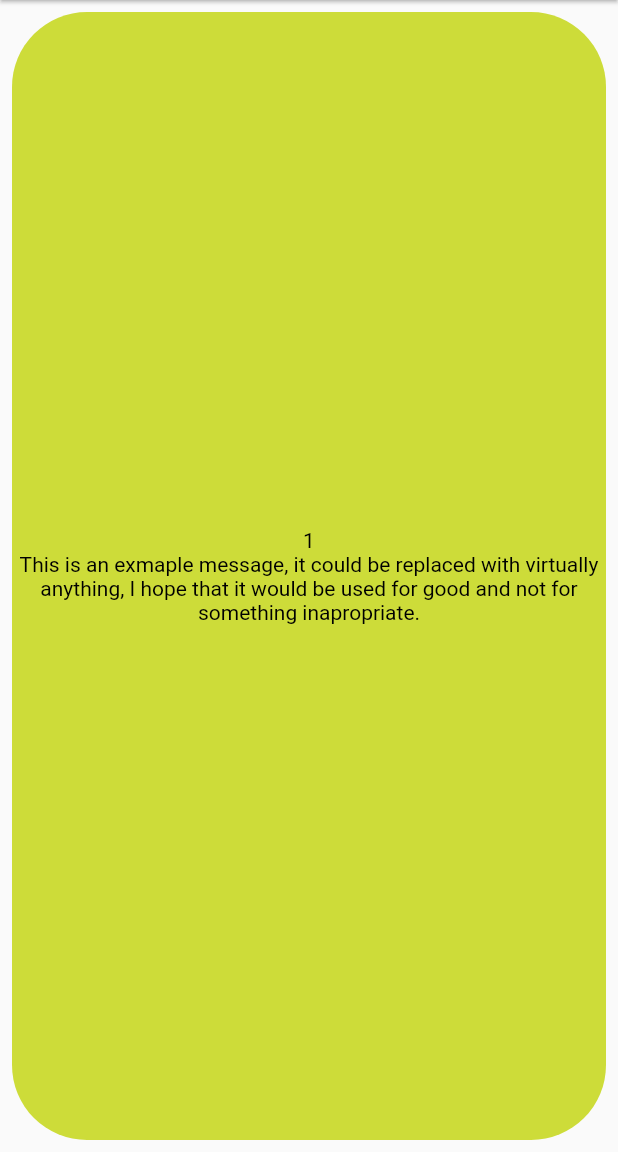
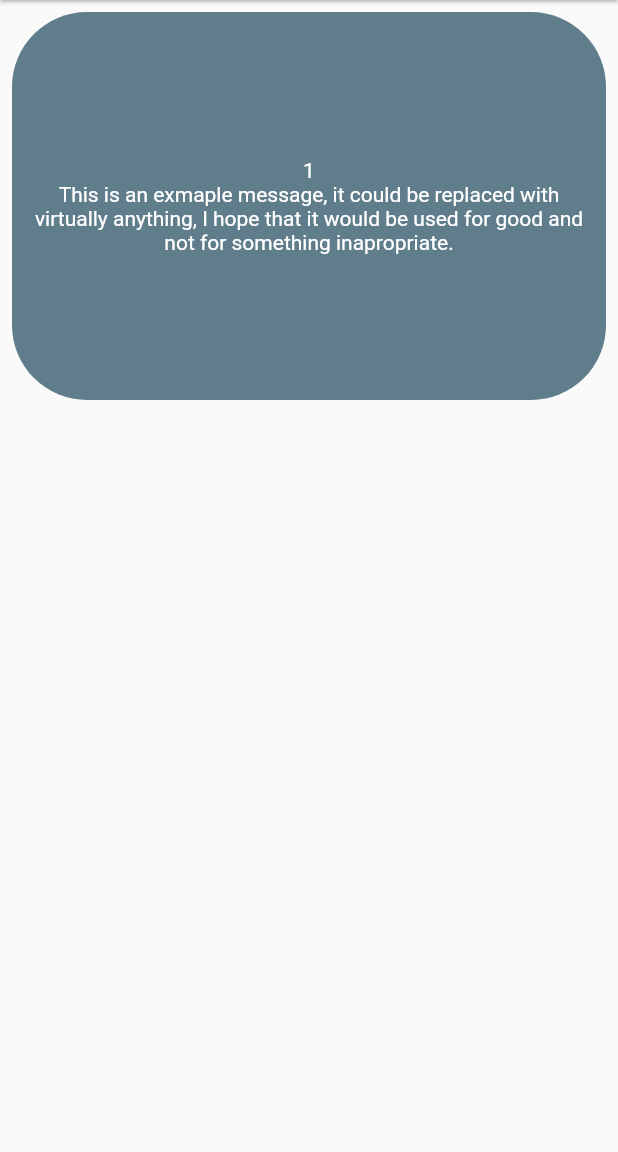
Before and after one commit to Berk-Akarcalioglu/smartclassPlusPlus-mySEV, a Flutter app: the screen it shows after launch, on a phone screen of 412 x 824 dp, the part 84-1236 px from its top. Run offline on Flutter 3.47's test engine with Material 2 defaults, Android fonts, the light colour scheme and no system bars.

Commit message:
Small UI improvements

```diff
--- a/smartclassplusplus_mysev/lib/Pages/MainPage.dart
+++ b/smartclassplusplus_mysev/lib/Pages/MainPage.dart
@@ -67,11 +67,11 @@
         ),
       ),
       body: Container(
-        height: MediaQuery.of(context).size.height,
+        height: MediaQuery.of(context).size.height / 3,
         color: Theme.of(context).backgroundColor,
         child: PageView(
           scrollDirection: Axis.horizontal,
-          children: <Widget>[dummyNews(context, "1"), dummyNews(context, "2")],
+          children: <Widget>[dummyNews(context, "1"), dummyNews(context, "2"), dummyNews(context, "3")],
         ),
       ),
     );
--- a/smartclassplusplus_mysev/lib/Utils/dummyNews.dart
+++ b/smartclassplusplus_mysev/lib/Utils/dummyNews.dart
@@ -6,9 +6,9 @@
     padding: const EdgeInsets.all(8.0),
     child: Container(
       width: MediaQuery.of(context).size.width,
-      height: MediaQuery.of(context).size.height,
+      padding: EdgeInsets.all(10),
       decoration: BoxDecoration(
-          color: Colors.lime,
+          color: Colors.blueGrey,
           shape: BoxShape.rectangle,
           border: Border.all(
             color: Colors.transparent,
@@ -16,6 +16,7 @@
           borderRadius: BorderRadius.circular(50)
       ),
       child: Column(
+        mainAxisSize: MainAxisSize.min,
         mainAxisAlignment: MainAxisAlignment.center,
         crossAxisAlignment: CrossAxisAlignment.center,
         children: <Widget>[
@@ -24,7 +25,10 @@
             width: MediaQuery.of(context).size.width,
             color: Colors.transparent,
             child: Text(
-              title
+              title,
+              style: TextStyle(
+                color: Theme.of(context).textTheme.body2.color,
+              ),
             ),
           ),
           Container(
@@ -34,6 +38,9 @@
               "This is an exmaple message, it could be replaced with virtually anything, I hope that it would be used for good and not for something inapropriate.",
               softWrap: true,
               textAlign: TextAlign.center,
+              style: TextStyle(
+                color: Theme.of(context).textTheme.body2.color,
+              ),
             ),
           ),
         ],
```
